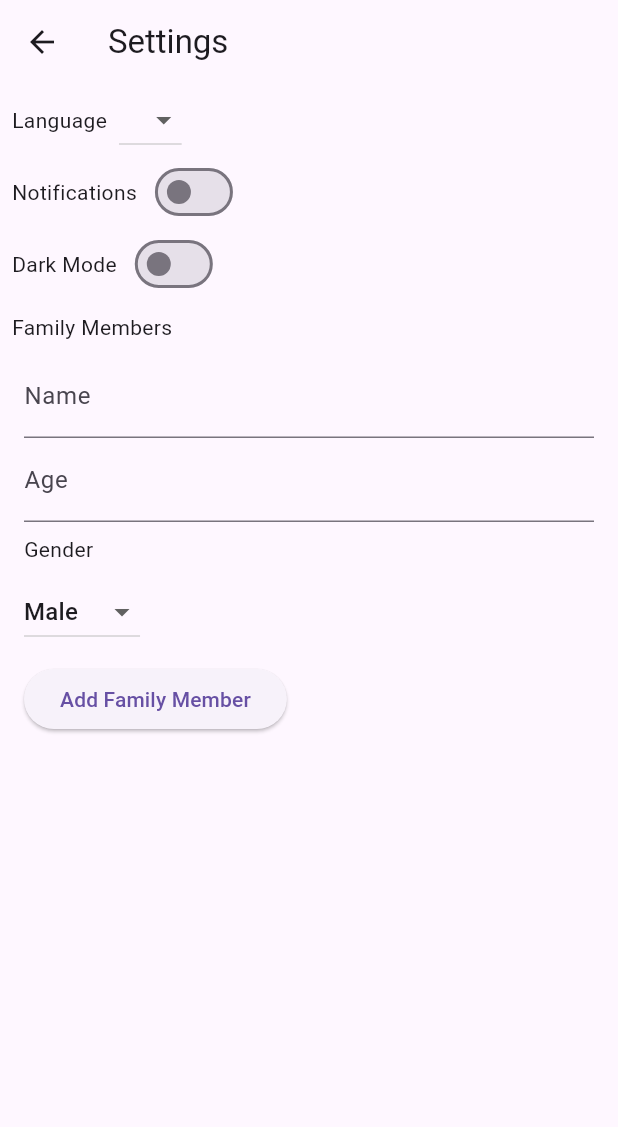
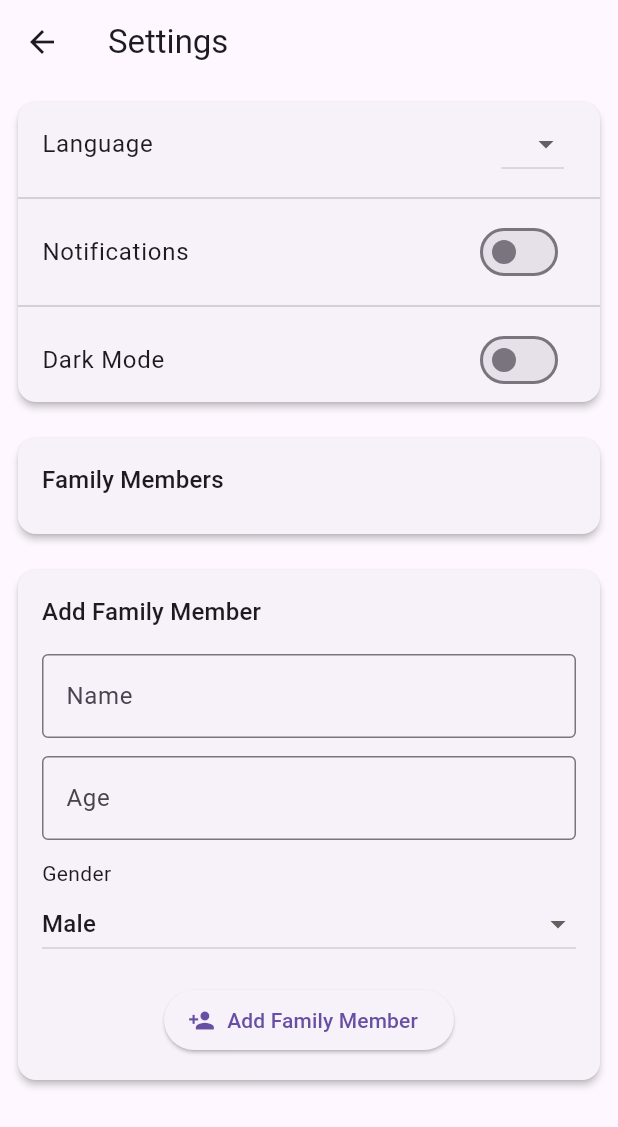
Before and after one commit to ElliotMS-Chalmers/prepster, a Flutter app: the SettingsPage screen opened directly, on a phone screen of 412 x 824 dp. Shown: the top 1127 px of the screen. Run offline on Flutter 3.47's test engine with Material 3 defaults, Android fonts, the phone set to English and light mode, and no system bars; our stand-ins replace easy_localization, fl_chart, flutter_local_notifications, logger, permission_handler, shared_preferences and 1 more; missing offline and left inert: flutter_pdfview; accounts and stored records are empty.

Commit message:
Redesign settings page

```diff
--- a/lib/ui/pages/settings.dart
+++ b/lib/ui/pages/settings.dart
@@ -13,6 +13,22 @@ class SettingsPage extends StatefulWidget {
 }
 
 class _SettingsPageState extends State<SettingsPage> {
+
+  Widget _buildFamilyMemberTile(Map member) {
+    final age = DateTime.now().year - (member['birthYear'] as int);
+    final gender = 'settings_sex_${member['sex']}'.tr();
+
+    return ListTile(
+      leading: const Icon(Icons.person),
+      title: Text(member['name']),
+      subtitle: Text('$gender, $age'),
+      trailing: IconButton(
+        icon: const Icon(Icons.delete),
+        onPressed: () => _removeFamilyMember(member['id'].toString()),
+      ),
+    );
+  }
+
   late bool _isNotificationsEnabled;
 
   // Text controllers for adding family members
@@ -146,18 +162,19 @@ class _SettingsPageState extends State<SettingsPage> {
     final household = viewModel.getHousehold();
     final themeProvider = Provider.of<ThemeProvider>(context);
     return Scaffold(
-      appBar: AppBar(title: const Text('Settings')),
+      appBar: AppBar(title: Text('bottom_nav_settings'.tr())),
       body: ListView(
         children: [
           // Language Row
-          Row(
-            mainAxisAlignment: MainAxisAlignment.start,
+          Card(
+            margin: const EdgeInsets.all(12),
+            elevation: 2,
+            shape: RoundedRectangleBorder(borderRadius: BorderRadius.circular(12)),
+            child: Column(
               children: [
-              Padding(
-                padding: const EdgeInsets.all(8.0),
-                child: Text('settings_language_list'.tr()),
-              ),
-              DropdownButton<String>(
+                ListTile(
+                  title: Text('settings_language_list'.tr()),
+                  trailing: DropdownButton<String>(
                     value: _selectedLanguage,
                     onChanged: (String? newValue) {
                       setState(() {
@@ -168,128 +185,130 @@ class _SettingsPageState extends State<SettingsPage> {
                       });
                       viewModel.setSelectedLanguage(newValue);
                     },
-                items:
-                    viewModel.availableLanguages.map<DropdownMenuItem<String>>((
-                      String languageCode,
-                    ) {
+                    items: viewModel.availableLanguages.map<DropdownMenuItem<String>>((String languageCode) {
                       return DropdownMenuItem<String>(
                         value: languageCode,
                         child: Text(languageCode),
                       );
                     }).toList(),
                   ),
-            ],
                 ),
-
                 // Notifications Row
-          Row(
-            mainAxisAlignment: MainAxisAlignment.start,
-            children: [
-              Padding(
-                padding: const EdgeInsets.all(8.0),
-                child: Text('settings_notifications'.tr()),
-              ),
-              Switch(
+                const Divider(),
+                ListTile(
+                  title: Text('settings_notifications'.tr()),
+                  trailing: Switch(
                     value: _isNotificationsEnabled,
                     onChanged: (bool value) {
                       _setNotifications(value);
                     },
                   ),
-            ],
                 ),
-
-          // Dark mode Row
-          Row(
-            mainAxisAlignment: MainAxisAlignment.start,
-            children: [
-              Padding(
-                padding: const EdgeInsets.all(8.0),
-                child: Text('settings_dark_mode'.tr()),
-              ),
-              Switch(
+                // Dark Mode Row
+                const Divider(),
+                ListTile(
+                  title: Text('settings_dark_mode'.tr()),
+                  trailing: Switch(
                     value: themeProvider.isDarkMode,
                     onChanged: (value) {
                       themeProvider.toggleTheme(value);
                       viewModel.setDarkModeOn(value);
                     },
                   ),
+                ),
               ],
             ),
-
-          // Family Members Section
-          Padding(
-            padding: const EdgeInsets.all(8.0),
-            child: Text('settings_family_members_title'.tr()),
           ),
 
-          // Input fields for adding family members
-          Padding(
-            padding: const EdgeInsets.symmetric(horizontal: 16.0),
+          // Display list of family members
+          Card(
+            margin: const EdgeInsets.all(12),
+            elevation: 2,
+            shape: RoundedRectangleBorder(borderRadius: BorderRadius.circular(12)),
+            child: Padding(
+              padding: const EdgeInsets.all(16),
               child: Column(
                 crossAxisAlignment: CrossAxisAlignment.start,
                 children: [
+                  Text(
+                    'settings_family_members_title'.tr(),
+                    style: Theme.of(context).textTheme.titleMedium,
+                  ),
+                  const SizedBox(height: 8),
+                  ListView.separated(
+                    shrinkWrap: true,
+                    physics: const NeverScrollableScrollPhysics(),
+                    itemCount: household.length,
+                    separatorBuilder: (context, index) => const Divider(height: 1),
+                    itemBuilder: (context, index) {
+                      final member = household[index];
+                      return _buildFamilyMemberTile(member);
+                    },
+                  ),
+                ],
+              ),
+            ),
+          ),
+
+          // Add family members
+          Card(
+            margin: const EdgeInsets.all(12),
+            elevation: 2,
+            shape: RoundedRectangleBorder(borderRadius: BorderRadius.circular(12)),
+            child: Padding(
+              padding: const EdgeInsets.all(16.0),
+              child: Column(
+                crossAxisAlignment: CrossAxisAlignment.start,
+                children: [
+                  Text(
+                    'settings_add_family_member'.tr(),
+                    style: Theme.of(context).textTheme.titleMedium,
+                  ),
+                  const SizedBox(height: 16),
                   TextField(
                     controller: _nameController,
                     decoration: InputDecoration(
                       labelText: 'settings_family_members_name'.tr(),
+                      border: OutlineInputBorder(),
                     ),
                   ),
+                  const SizedBox(height: 12),
                   TextField(
                     controller: _ageController,
                     keyboardType: TextInputType.number,
                     decoration: InputDecoration(
                       labelText: 'settings_family_members_age'.tr(),
+                      border: OutlineInputBorder(),
                     ),
                   ),
-                // Gender Dropdown - Updated to use translation keys
-                Padding(
-                  padding: const EdgeInsets.symmetric(vertical: 8.0),
-                  child: Text('settings_family_members_gender_title'.tr()),
-                ),
+                  const SizedBox(height: 12),
+                  Text('settings_family_members_gender_title'.tr()),
                   DropdownButton<String>(
                     value: _selectedGender,
+                    isExpanded: true,
                     onChanged: (String? newValue) {
                       setState(() {
                         _selectedGender = newValue!;
                       });
                     },
-                  items:
-                      <String>['0', '1'].map<DropdownMenuItem<String>>((
-                        String value,
-                      ) {
+                    items: <String>['0', '1'].map<DropdownMenuItem<String>>((String value) {
                       return DropdownMenuItem<String>(
                         value: value,
                         child: Text('settings_sex_$value'.tr()),
                       );
                     }).toList(),
                   ),
-                SizedBox(height: 10),
-                ElevatedButton(
+                  const SizedBox(height: 16),
+                  Center(
+                    child: ElevatedButton.icon(
                       onPressed: _addFamilyMember,
-                  child: Text('settings_add_family_member'.tr()),
+                      icon: const Icon(Icons.person_add),
+                      label: Text('settings_add_family_member'.tr()),
+                    ),
                   ),
                 ],
               ),
             ),
-
-          // Display list of family members
-          ListView.builder(
-            shrinkWrap: true,
-            physics: NeverScrollableScrollPhysics(),
-            itemCount: household.length,
-            itemBuilder: (context, index) {
-              final member = household[index];
-              return ListTile(
-                title: Text('${member['name']}'),
-                subtitle: Text(
-                  '${'settings_sex_${member['sex']}'.tr()}, ${DateTime.now().year - (member['birthYear'] as int)} ',
-                ),
-                trailing: IconButton(
-                  icon: const Icon(Icons.delete),
-                  onPressed: () => _removeFamilyMember(member['id'].toString()),
-                ),
-              );
-            },
           ),
         ],
       ),
```
Lines whose indentation alone changed are shown as unchanged.
